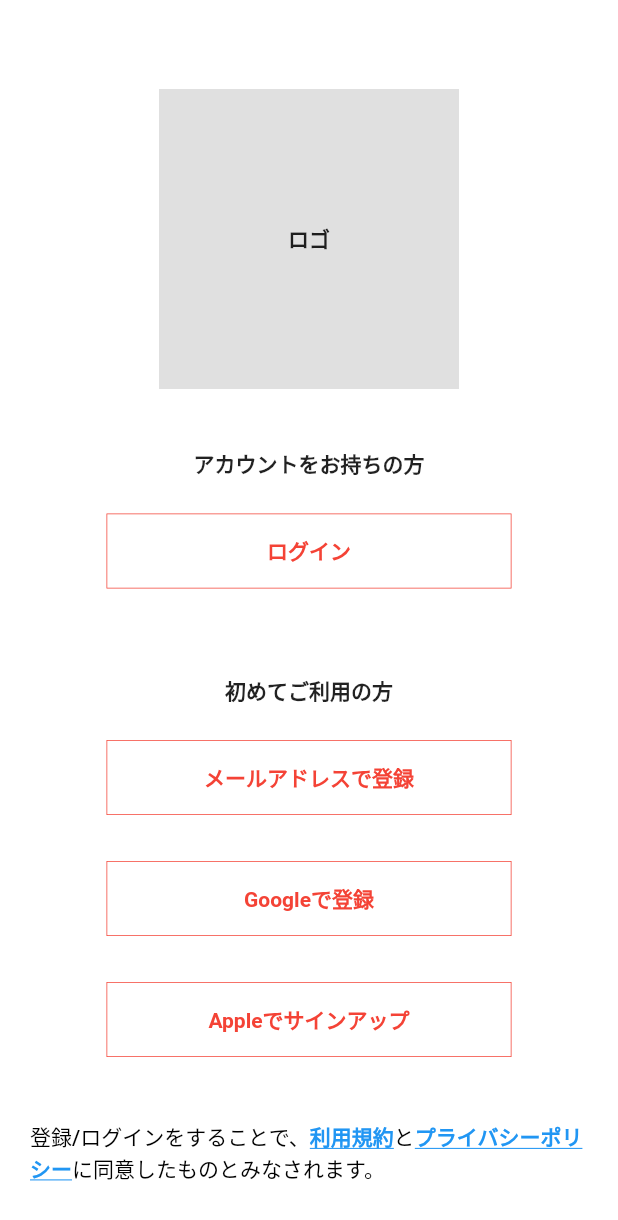
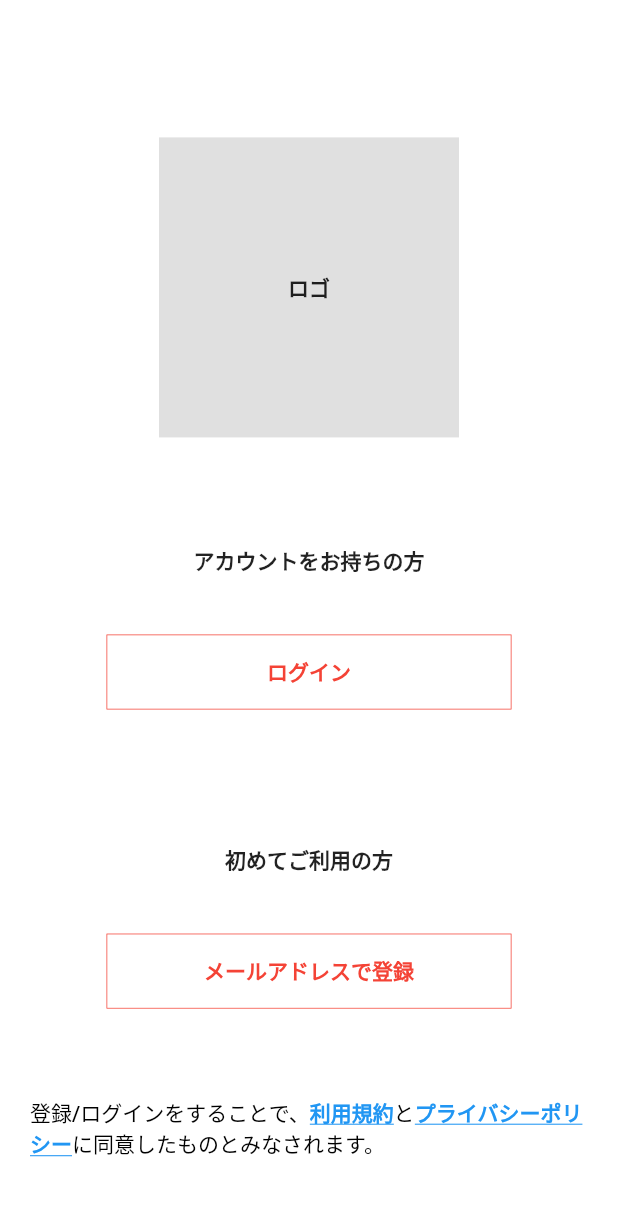
Before and after one commit to pj-picbook/picbook, a Flutter app: the FirstPage screen opened directly, on a phone screen of 412 x 824 dp. Shown: the top 1220 px of the screen. Run offline on Flutter 3.47's test engine with Material 2 defaults, Android fonts, the phone set to English and light mode, and no system bars; our stand-ins replace freezed_annotation.

Commit message:
clean: 不要なボタンの削除、およびコードの整形
・Google、Appleでの登録画面が不要になったため、それらの画面に遷移する為のボタンを削除。
・Linterにならいconstの付与、およびchildプロパティの位置を変更

```diff
--- a/lib/presentation/first_page/first_page.dart
+++ b/lib/presentation/first_page/first_page.dart
@@ -11,137 +11,101 @@ class FirstPage extends StatelessWidget {
       body: Column(
         mainAxisAlignment: MainAxisAlignment.spaceEvenly,
         children: [
-          SizedBox(height: 30),
+          const SizedBox(height: 30),
           Container(
             height: 200,
             width: 200,
-            child: Center(
+            decoration: const BoxDecoration(
+              color: Colors.black12,
+            ),
+            child: const Center(
               child: Text(
                 "ロゴ",
                 style: TextStyle(fontWeight: FontWeight.w700),
               ),
             ),
-            decoration: BoxDecoration(
-              color: Colors.black12,
-            ),
           ),
-          SizedBox(height: 10),
-          Text(
+          const SizedBox(height: 10),
+          const Text(
             "アカウントをお持ちの方",
             style: TextStyle(fontWeight: FontWeight.w600),
           ),
           TextButton(
+            onPressed: null,
             child: Container(
               height: 50,
               width: 270,
-              child: Center(
+              decoration: BoxDecoration(
+                color: Colors.white70,
+                border: Border.all(color: Colors.red, width: 0.5),
+              ),
+              child: const Center(
                 child: Text(
                   "ログイン",
                   style:
                       TextStyle(color: Colors.red, fontWeight: FontWeight.w900),
                 ),
               ),
+            ),
+          ),
+          const SizedBox(
+            height: 20,
+          ),
+          const Text(
+            "初めてご利用の方",
+            style: TextStyle(fontWeight: FontWeight.w600),
+          ),
+          TextButton(
+            onPressed: null,
+            child: Container(
+              height: 50,
+              width: 270,
               decoration: BoxDecoration(
                 color: Colors.white70,
                 border: Border.all(color: Colors.red, width: 0.5),
               ),
-            ),
-            onPressed: null,
-          ),
-          SizedBox(
-            height: 20,
-          ),
-          Text(
-            "初めてご利用の方",
-            style: TextStyle(fontWeight: FontWeight.w600),
-          ),
-          TextButton(
-            child: Container(
-              height: 50,
-              width: 270,
-              child: Center(
+              child: const Center(
                 child: Text(
                   "メールアドレスで登録",
                   style:
                       TextStyle(color: Colors.red, fontWeight: FontWeight.w600),
                 ),
               ),
-              decoration: BoxDecoration(
-                color: Colors.white70,
-                border: Border.all(color: Colors.red, width: 0.5),
-              ),
             ),
-            onPressed: null,
-          ),
-          TextButton(
-            child: Container(
-              height: 50,
-              width: 270,
-              child: Center(
-                child: Text(
-                  "Googleで登録",
-                  style:
-                      TextStyle(color: Colors.red, fontWeight: FontWeight.w600),
-                ),
-              ),
-              decoration: BoxDecoration(
-                color: Colors.white70,
-                border: Border.all(color: Colors.red, width: 0.5),
-              ),
-            ),
-            onPressed: null,
-          ),
-          TextButton(
-            child: Container(
-              height: 50,
-              width: 270,
-              child: Center(
-                child: Text(
-                  "Appleでサインアップ",
-                  style:
-                      TextStyle(color: Colors.red, fontWeight: FontWeight.w600),
-                ),
-              ),
-              decoration: BoxDecoration(
-                color: Colors.white70,
-                border: Border.all(color: Colors.red, width: 0.5),
-              ),
-            ),
-            onPressed: null,
           ),
           Container(
-            padding: EdgeInsets.all(20),
+            padding: const EdgeInsets.all(20),
             child: RichText(
               text: TextSpan(
-                style: TextStyle(
+                style: const TextStyle(
                   color: Colors.black,
                   fontWeight: FontWeight.w500,
                 ),
                 children: [
-                  TextSpan(
+                  const TextSpan(
                     text: "登録/ログインをすることで、",
                   ),
                   TextSpan(
                     text: "利用規約",
                     recognizer: TapGestureRecognizer()..onTap = () {},
-                    style: TextStyle(
+                    style: const TextStyle(
                       color: Colors.blue,
                       fontWeight: FontWeight.w600,
                       decoration: TextDecoration.underline,
                     ),
                   ),
-                  TextSpan(
+                  const TextSpan(
                     text: "と",
                   ),
                   TextSpan(
                     text: "プライバシーポリシー",
                     recognizer: TapGestureRecognizer()..onTap = () {},
-                    style: TextStyle(
+                    style: const TextStyle(
                         color: Colors.blue,
                         fontWeight: FontWeight.w600,
                         decoration: TextDecoration.underline),
                   ),
-                  TextSpan(
+                  const TextSpan(
                     text: "に同意したものとみなされます。",
                   ),
                 ],
```
